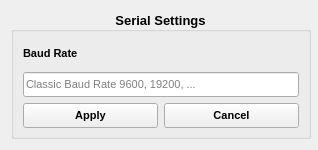
Above: serial_settings.ui from eai13/OVEN_Heater_2 before the change. Below: the same form after it.
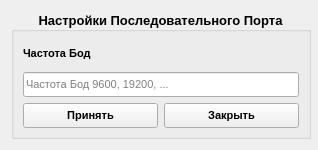
That is the form after the change.

Diff of the .ui file:
```diff
--- a/serial_settings.ui
+++ b/serial_settings.ui
@@ -48,7 +48,7 @@
       </font>
      </property>
      <property name="title">
-      <string>Serial Settings</string>
+      <string>Настройки Последовательного Порта</string>
      </property>
      <property name="alignment">
       <set>Qt::AlignCenter</set>
@@ -76,7 +76,7 @@
          </font>
         </property>
         <property name="text">
-         <string>Baud Rate</string>
+         <string>Частота Бод</string>
         </property>
        </widget>
       </item>
@@ -102,7 +102,7 @@
          </font>
         </property>
         <property name="placeholderText">
-         <string>Classic Baud Rate 9600, 19200, ...</string>
+         <string>Частота Бод 9600, 19200, ...</string>
         </property>
        </widget>
       </item>
@@ -130,7 +130,7 @@
            </font>
           </property>
           <property name="text">
-           <string>Apply</string>
+           <string>Принять</string>
           </property>
          </widget>
         </item>
@@ -156,7 +156,7 @@
            </font>
           </property>
           <property name="text">
-           <string>Cancel</string>
+           <string>Закрыть</string>
           </property>
          </widget>
         </item>
```
